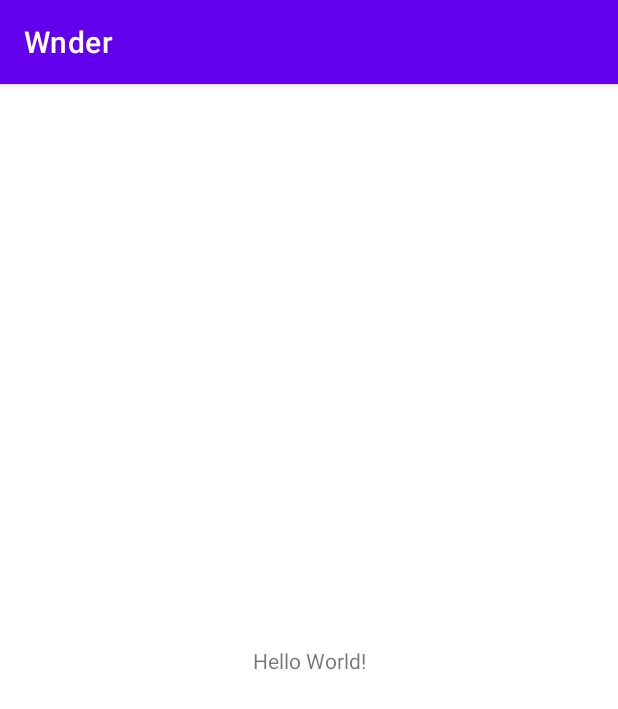
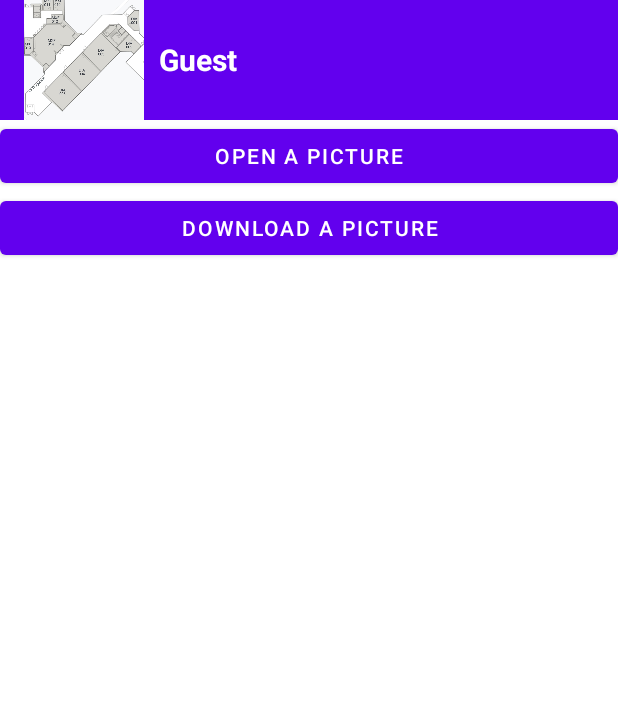
Before and after one commit to rkuenzi-epfl/Wnder, an Android app: the screen it shows after launch (MainActivity), on a phone screen of 412 x 824 dp. Shown: the top 709 px of the screen. Run offline under Robolectric (Android 15) with nearby library versions, the phone set to English and light mode, and no system bars.

Commit message:
Add main activity content
Closes #8, closes #22

```diff
--- a/app/src/main/java/com/github/wnder/GuestUser.java
+++ b/app/src/main/java/com/github/wnder/GuestUser.java
@@ -9,6 +9,6 @@ public class GuestUser implements User{
     }
 
     public Uri getProfilePicture(){
-        return Uri.parse("android.resource://raw/ladiag.jpg");
+        return Uri.parse("android.resource://com.github.wnder/" + R.raw.ladiag);
     }
 }
--- a/app/src/main/java/com/github/wnder/MainActivity.java
+++ b/app/src/main/java/com/github/wnder/MainActivity.java
@@ -1,8 +1,11 @@
 package com.github.wnder;
 
 import androidx.appcompat.app.AppCompatActivity;
+import androidx.appcompat.widget.Toolbar;
 
 import android.os.Bundle;
+import android.widget.ImageView;
+import android.widget.TextView;
 
 public class MainActivity extends AppCompatActivity {
 
@@ -10,5 +13,15 @@ public class MainActivity extends AppCompatActivity {
     protected void onCreate(Bundle savedInstanceState) {
         super.onCreate(savedInstanceState);
         setContentView(R.layout.activity_main);
+
+        Toolbar toolbar = (Toolbar) findViewById(R.id.toolbar_main);
+        setSupportActionBar(toolbar);
+
+        TextView textView = toolbar.findViewById(R.id.username);
+        User user = GlobalUser.getUser();
+        textView.setText(user.getName());
+
+        ImageView imageView = toolbar.findViewById(R.id.profile_picture);
+        imageView.setImageURI(user.getProfilePicture());
     }
 }
--- a/app/src/main/res/layout/activity_main.xml
+++ b/app/src/main/res/layout/activity_main.xml
@@ -1,18 +1,57 @@
 <?xml version="1.0" encoding="utf-8"?>
-<androidx.constraintlayout.widget.ConstraintLayout xmlns:android="http://schemas.android.com/apk/res/android"
+<LinearLayout xmlns:android="http://schemas.android.com/apk/res/android"
     xmlns:app="http://schemas.android.com/apk/res-auto"
     xmlns:tools="http://schemas.android.com/tools"
     android:layout_width="match_parent"
     android:layout_height="match_parent"
+    android:orientation="vertical"
     tools:context=".MainActivity">
 
-    <TextView
-        android:layout_width="wrap_content"
+    <androidx.appcompat.widget.Toolbar
+        android:id="@+id/toolbar_main"
+        android:layout_width="match_parent"
         android:layout_height="wrap_content"
-        android:text="Hello World!"
-        app:layout_constraintBottom_toBottomOf="parent"
-        app:layout_constraintLeft_toLeftOf="parent"
-        app:layout_constraintRight_toRightOf="parent"
-        app:layout_constraintTop_toTopOf="parent" />
+        android:background="?attr/colorPrimary"
+        android:minHeight="?attr/actionBarSize"
+        android:theme="?attr/actionBarTheme"
+        app:layout_constraintEnd_toEndOf="parent"
+        app:layout_constraintStart_toStartOf="parent"
+        app:layout_constraintTop_toTopOf="parent">
 
-</androidx.constraintlayout.widget.ConstraintLayout>
+        <RelativeLayout
+            android:layout_width="match_parent"
+            android:layout_height="wrap_content">
+
+            <ImageView
+                android:id="@+id/profile_picture"
+                android:layout_width="80dp"
+                android:layout_height="80dp"
+                android:layout_alignParentLeft="true"
+                android:layout_centerVertical="true"
+                android:scaleType="fitXY"
+                android:src="@mipmap/ic_launcher" />
+
+            <TextView
+                android:id="@+id/username"
+                android:layout_width="wrap_content"
+                android:layout_height="wrap_content"
+                android:layout_toRightOf="@id/profile_picture"
+                android:layout_centerVertical="true"
+                android:padding="10dp"
+                android:text="Username"
+                android:textAppearance="@android:style/TextAppearance.WindowTitle"
+                android:textSize="20sp"/>
+        </RelativeLayout>
+    </androidx.appcompat.widget.Toolbar>
+
+    <Button
+        android:layout_width="match_parent"
+        android:layout_height="wrap_content"
+        android:text="Open a picture" />
+
+    <Button
+        android:layout_width="match_parent"
+        android:layout_height="wrap_content"
+        android:text="Download a picture" />
+
+</LinearLayout>
--- a/app/src/main/res/values-night/themes.xml
+++ b/app/src/main/res/values-night/themes.xml
@@ -1,6 +1,6 @@
 <resources xmlns:tools="http://schemas.android.com/tools">
     <!-- Base application theme. -->
-    <style name="Theme.Wnder" parent="Theme.MaterialComponents.DayNight.DarkActionBar">
+    <style name="Theme.Wnder" parent="Theme.MaterialComponents.DayNight.NoActionBar">
         <!-- Primary brand color. -->
         <item name="colorPrimary">@color/purple_200</item>
         <item name="colorPrimaryVariant">@color/purple_700</item>
--- a/app/src/main/res/values/themes.xml
+++ b/app/src/main/res/values/themes.xml
@@ -1,6 +1,6 @@
 <resources xmlns:tools="http://schemas.android.com/tools">
     <!-- Base application theme. -->
-    <style name="Theme.Wnder" parent="Theme.MaterialComponents.DayNight.DarkActionBar">
+    <style name="Theme.Wnder" parent="Theme.MaterialComponents.DayNight.NoActionBar">
         <!-- Primary brand color. -->
         <item name="colorPrimary">@color/purple_500</item>
         <item name="colorPrimaryVariant">@color/purple_700</item>
```
